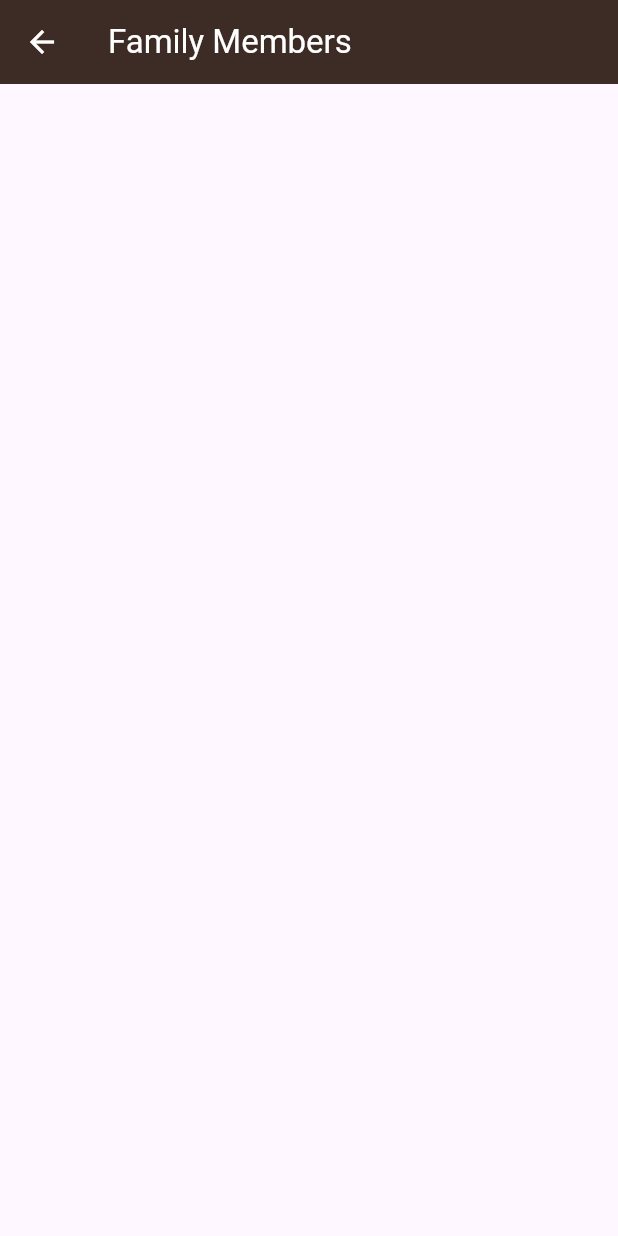
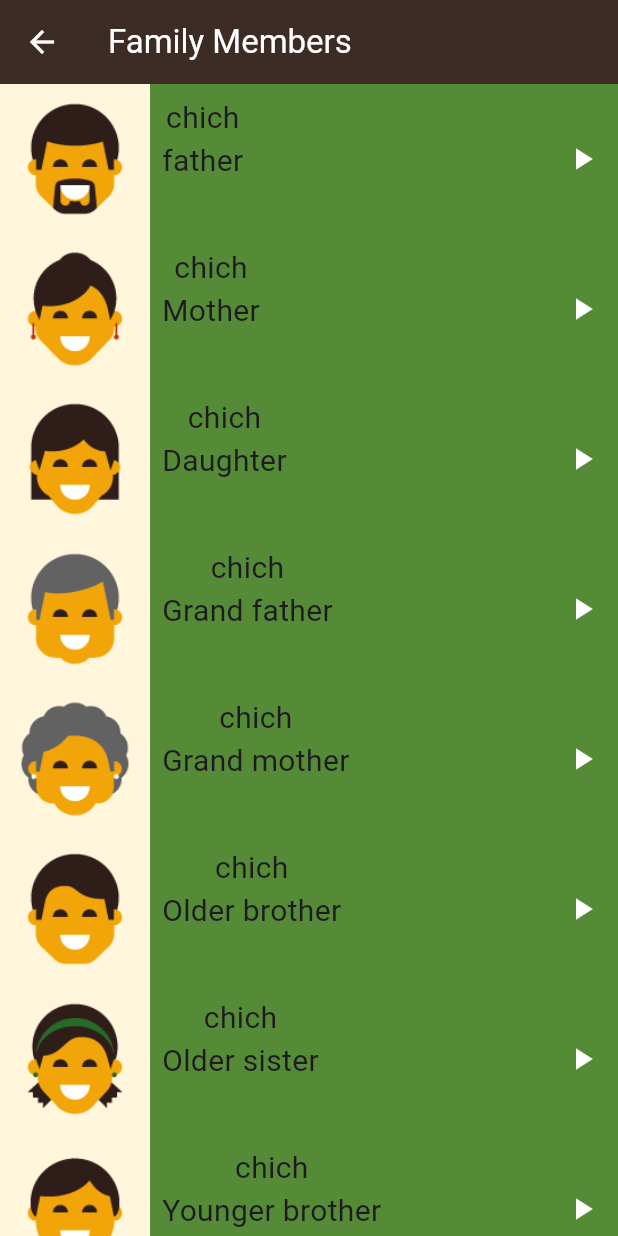
Before and after one commit to ZiadSala7/Language-learning-app, a Flutter app: the FamilyMembersPage screen opened directly, on a phone screen of 412 x 824 dp. Run offline on Flutter 3.47's test engine with Material 3 defaults, Android fonts, the light colour scheme and no system bars; our stand-ins replace audioplayers.

Commit message:
family members completed

```diff
--- /dev/null
+++ b/lib/features/family_member_item.dart
@@ -0,0 +1,59 @@
+import 'package:flutter/material.dart';
+import 'package:language_learning_app/features/audio_player.dart';
+import 'package:language_learning_app/models/family_model.dart';
+
+class FamilyMemberItem extends StatelessWidget {
+  final FamilyModel model;
+  const FamilyMemberItem({super.key, required this.model});
+
+  @override
+  Widget build(BuildContext context) {
+    return Container(
+      alignment: Alignment.centerLeft,
+      height: 100,
+      width: double.infinity,
+      color: const Color(0xff558B37),
+      child: Row(
+        children: [
+          Container(
+            color: const Color(0xffFFF6DC),
+            child: Image.asset(model.imgPath),
+          ),
+          Padding(
+            padding: const EdgeInsets.all(8.0),
+            child: Column(
+              mainAxisAlignment: MainAxisAlignment.start,
+              children: [
+                Text(
+                  model.jpName,
+                  style: const TextStyle(
+                    fontSize: 20,
+                  ),
+                ),
+                Text(
+                  model.enName,
+                  style: const TextStyle(
+                    fontSize: 20,
+                  ),
+                ),
+              ],
+            ),
+          ),
+          const Spacer(
+            flex: 1,
+          ),
+          IconButton(
+            splashColor: const Color.fromARGB(255, 36, 58, 96),
+            onPressed: () {
+              audioPlayer(model.soundPath);
+            },
+            icon: const Icon(
+              Icons.play_arrow,
+              color: Colors.white,
+            ),
+          )
+        ],
+      ),
+    );
+  }
+}
--- /dev/null
+++ b/lib/models/family_model.dart
@@ -0,0 +1,75 @@
+class FamilyModel {
+  final String jpName;
+  final String enName;
+  final String imgPath;
+  final String soundPath;
+  FamilyModel({
+    required this.jpName,
+    required this.enName,
+    required this.imgPath,
+    required this.soundPath,
+  });
+}
+
+List<FamilyModel> family = [
+  FamilyModel(
+    jpName: 'chich',
+    enName: 'father',
+    imgPath: 'assets/images/family_members/family_father.png',
+    soundPath: 'sounds/family_members/father.wav',
+  ),
+  FamilyModel(
+    jpName: 'chich',
+    enName: 'Mother',
+    imgPath: 'assets/images/family_members/family_mother.png',
+    soundPath: 'sounds/family_members/mother.wav',
+  ),
+  FamilyModel(
+    jpName: 'chich',
+    enName: 'Daughter',
+    imgPath: 'assets/images/family_members/family_daughter.png',
+    soundPath: 'sounds/family_members/daughter.wav',
+  ),
+  FamilyModel(
+    jpName: 'chich',
+    enName: 'Grand father',
+    imgPath: 'assets/images/family_members/family_grandfather.png',
+    soundPath: 'sounds/family_members/grand father.wav',
+  ),
+  FamilyModel(
+    jpName: 'chich',
+    enName: 'Grand mother',
+    imgPath: 'assets/images/family_members/family_grandmother.png',
+    soundPath: 'sounds/family_members/grand mother.wav',
+  ),
+  FamilyModel(
+    jpName: 'chich',
+    enName: 'Older brother',
+    imgPath: 'assets/images/family_members/family_older_brother.png',
+    soundPath: 'sounds/family_members/older brother.wav',
+  ),
+  FamilyModel(
+    jpName: 'chich',
+    enName: 'Older sister',
+    imgPath: 'assets/images/family_members/family_older_sister.png',
+    soundPath: 'sounds/family_members/older sister.wav',
+  ),
+  FamilyModel(
+    jpName: 'chich',
+    enName: 'Younger brother',
+    imgPath: 'assets/images/family_members/family_younger_brother.png',
+    soundPath: 'sounds/family_members/younger brother.wav',
+  ),
+  FamilyModel(
+    jpName: 'chich',
+    enName: 'Younger sister',
+    imgPath: 'assets/images/family_members/family_younger_sister.png',
+    soundPath: 'sounds/family_members/younger sister.wav',
+  ),
+  FamilyModel(
+    jpName: 'chich',
+    enName: 'Son',
+    imgPath: 'assets/images/family_members/family_son.png',
+    soundPath: 'sounds/family_members/son.wav',
+  ),
+];
--- a/lib/screens/family_members_page.dart
+++ b/lib/screens/family_members_page.dart
@@ -1,5 +1,7 @@
 import 'package:flutter/material.dart';
 import 'package:language_learning_app/features/custom_appbar.dart';
+import 'package:language_learning_app/features/family_member_item.dart';
+import 'package:language_learning_app/models/family_model.dart';
 
 class FamilyMembersPage extends StatelessWidget {
   const FamilyMembersPage({super.key});
@@ -8,6 +10,14 @@ class FamilyMembersPage extends StatelessWidget {
   Widget build(BuildContext context) {
     return Scaffold(
       appBar: appBar('Family Members'),
+      body: ListView.builder(
+        itemCount: family.length,
+        itemBuilder: (context, index) {
+          return FamilyMemberItem(
+            model: family[index],
+          );
+        },
+      ),
     );
   }
 }
--- a/pubspec.yaml
+++ b/pubspec.yaml
@@ -54,6 +54,7 @@ flutter:
     - assets/images/family_members/
     - assets/images/numbers/
     - assets/sounds/numbers/
+    - assets/sounds/family_members/
   # An image asset can refer to one or more resolution-specific "variants", see
   # https://flutter.dev/assets-and-images/#resolution-aware
   # For details regarding adding assets from package dependencies, see
```
